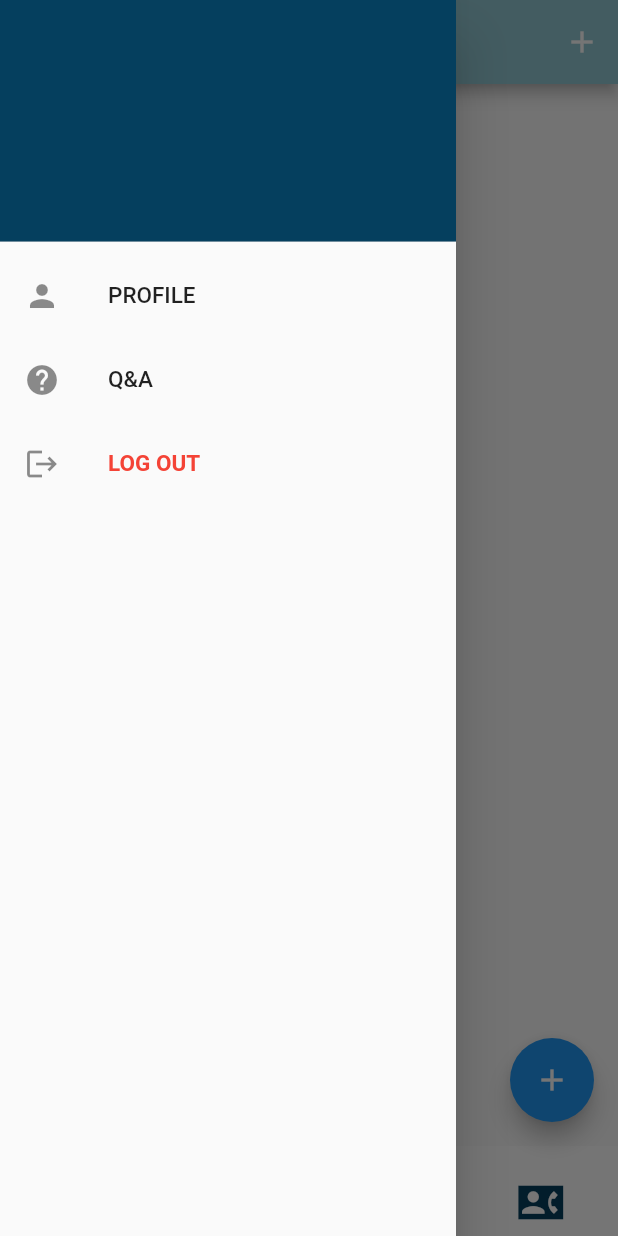
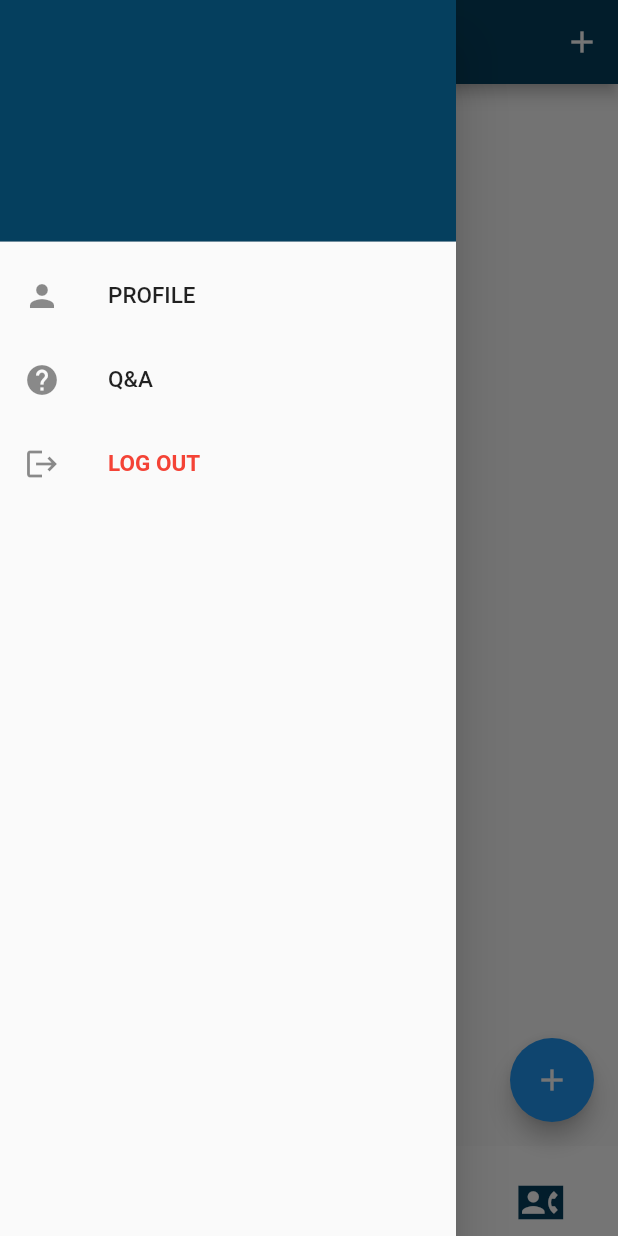
Before and after one commit to nourelgarhyy/Medical-Assistance-Application, a Flutter app: the Contacts screen opened by its route, with the side drawer open, on a phone screen of 412 x 824 dp. Run offline on Flutter 3.47's test engine with Material 2 defaults, Android fonts, the light colour scheme and no system bars; drawn by our look-alikes of curved_navigation_bar; our stand-ins replace cloud_firestore, firebase_auth, firebase_core, flutter_screenutil, google_maps_flutter, shared_preferences; missing offline and left inert: cloud_firestore_web, firebase_auth_web, firebase_core_web, shared_preferences_web; accounts and stored records are empty.

Commit message:
Update emergency_contacts.dart

```diff
--- a/medApp/lib/Screens/emergency_contacts.dart
+++ b/medApp/lib/Screens/emergency_contacts.dart
@@ -26,6 +26,14 @@ class Contacts extends StatelessWidget {
         child: Icon(Icons.add),
       ),
       appBar: AppBar(
+        leading: GestureDetector(
+          onTap: () {
+            Navigator.pop(context);
+          },child: Icon(
+            Icons.arrow_back,
+            color: Colors.white,
+          ),
+        ),
         actions: [
           IconButton(
             onPressed: () {
@@ -37,7 +45,7 @@ class Contacts extends StatelessWidget {
             icon: Icon(Icons.add),
           ),
         ],
-        backgroundColor: Color(0xff92C9D4),
+        backgroundColor: Color(0xff053F5E),
         // leading: IconButton(
         //   onPressed: () {
         //     Navigator.pop(context);
```
